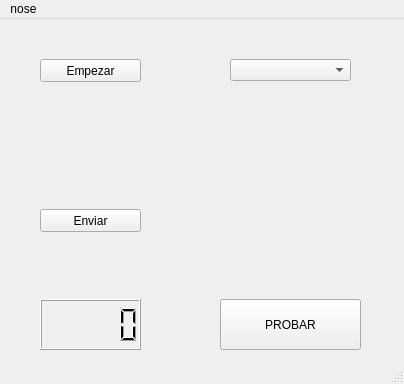
Before: the Qt Designer form nose.ui in JonaFlan/SpellGuesser, drawn with Qt 5.
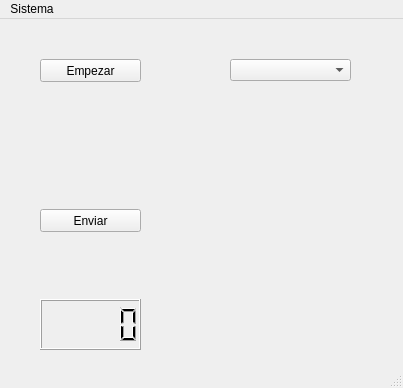
After: the same form once the commit is applied. Icons and pictures are not drawn.

What changed in the file:
```diff
--- a/nose.ui
+++ b/nose.ui
@@ -6,8 +6,8 @@
    <rect>
     <x>0</x>
     <y>0</y>
-    <width>404</width>
-    <height>384</height>
+    <width>403</width>
+    <height>388</height>
    </rect>
   </property>
   <property name="windowTitle">
@@ -117,32 +117,19 @@
      <bool>true</bool>
     </property>
    </widget>
-   <widget class="QPushButton" name="botonPrueba">
-    <property name="geometry">
-     <rect>
-      <x>220</x>
-      <y>280</y>
-      <width>141</width>
-      <height>51</height>
-     </rect>
-    </property>
-    <property name="text">
-     <string>PROBAR</string>
-    </property>
-   </widget>
   </widget>
   <widget class="QMenuBar" name="menubar">
    <property name="geometry">
     <rect>
      <x>0</x>
      <y>0</y>
-     <width>404</width>
+     <width>403</width>
      <height>21</height>
     </rect>
    </property>
    <widget class="QMenu" name="menunose">
     <property name="title">
-     <string>nose</string>
+     <string>Sistema</string>
     </property>
     <addaction name="actionasdf"/>
    </widget>
```
Left out of the diff: 2 changed lines with no effect on the pictures.
